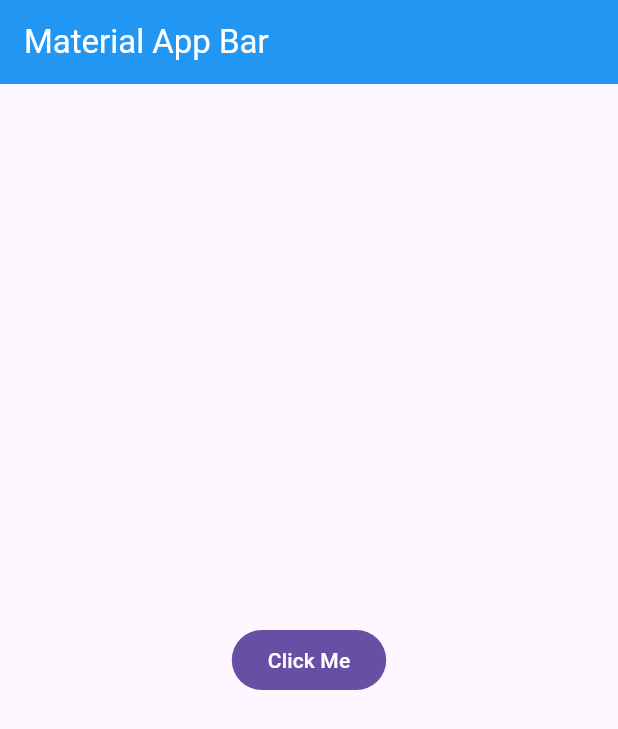
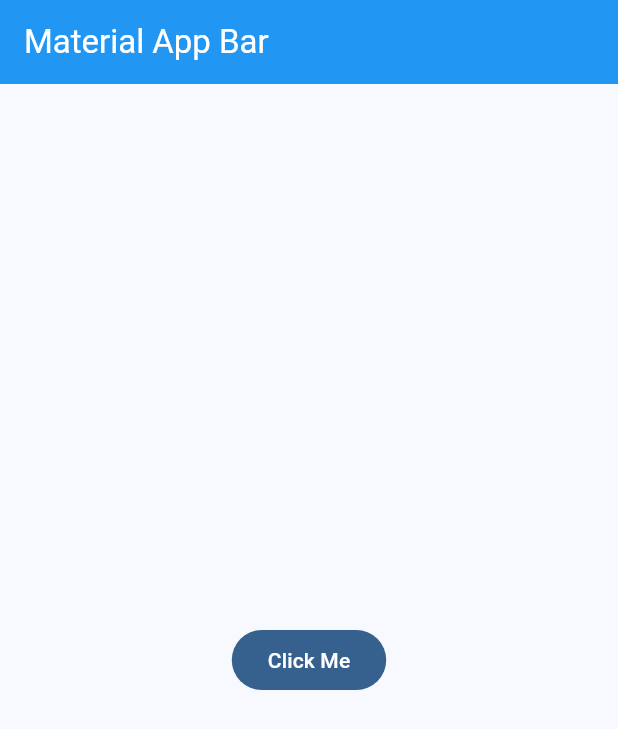
Before and after one commit to afperdomo2/basic-chat-flutter, a Flutter app: the screen it shows after launch, on a phone screen of 412 x 824 dp. Shown: the top 729 px of the screen. Run offline on Flutter 3.47's test engine with Material 3 defaults, Android fonts, the phone set to English and light mode, and no system bars.

Commit message:
Añade soporte para temas personalizados: implementa la clase AppTheme y aplica el tema seleccionado en la aplicación.

```diff
--- /dev/null
+++ b/lib/core/themes/app_theme.dart
@@ -0,0 +1,29 @@
+import 'package:flutter/material.dart';
+
+const Color _customColor = Color(0xFF5C11D4);
+
+const List<Color> _colorThemes = [
+  _customColor,
+  Colors.blue,
+  Colors.red,
+  Colors.green,
+  Colors.orange,
+  Colors.purple,
+  Colors.pink,
+  Colors.teal,
+  Colors.amber,
+];
+
+class AppTheme {
+  final int selectedColor;
+
+  AppTheme({this.selectedColor = 0})
+      : assert(selectedColor >= 0 && selectedColor < _colorThemes.length,
+            "Colors must be between 0 and ${_colorThemes.length - 1}");
+
+  ThemeData theme() {
+    return ThemeData(
+      colorSchemeSeed: _colorThemes[selectedColor],
+    );
+  }
+}
--- a/lib/main.dart
+++ b/lib/main.dart
@@ -1,4 +1,5 @@
 import 'package:flutter/material.dart';
+import 'package:yes_no_app/core/themes/app_theme.dart';
 
 void main() => runApp(const MyApp());
 
@@ -10,6 +11,7 @@ class MyApp extends StatelessWidget {
     return MaterialApp(
       title: 'Material App',
       debugShowCheckedModeBanner: false,
+      theme: AppTheme(selectedColor: 1).theme(),
       home: Scaffold(
         appBar: AppBar(
           title: const Text(
```
